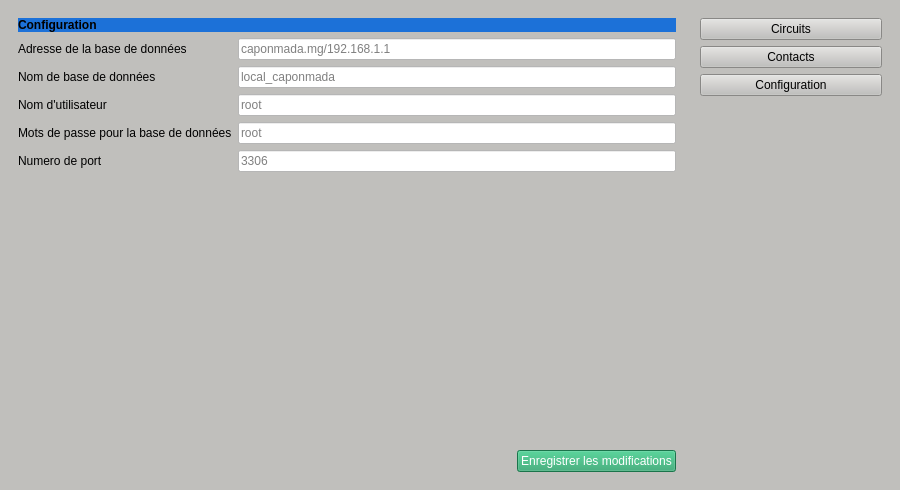
Before: the Qt Designer form temp_ui/MainWindow.ui in wnomena/clean-desktop-app, drawn with Qt 5.
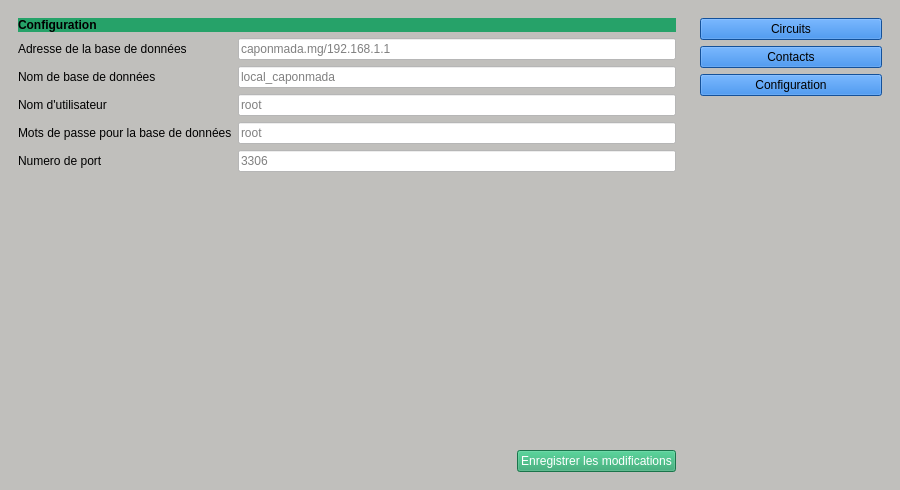
After: the same form once the commit is applied.

```diff
--- a/temp_ui/MainWindow.ui
+++ b/temp_ui/MainWindow.ui
@@ -41,7 +41,8 @@
              </font>
             </property>
             <property name="styleSheet">
-             <string notr="true">background-color: rgb(28, 113, 216);</string>
+             <string notr="true">background-color: rgb(38, 162, 105);
+</string>
             </property>
             <property name="text">
              <string>Configuration</string>
@@ -281,6 +282,9 @@
       <layout class="QVBoxLayout" name="verticalLayout">
        <item>
         <widget class="QPushButton" name="tours_btn">
+         <property name="styleSheet">
+          <string notr="true">background-color: rgb(28, 113, 216);</string>
+         </property>
          <property name="text">
           <string>Circuits</string>
          </property>
@@ -288,6 +292,9 @@
        </item>
        <item>
         <widget class="QPushButton" name="contact_btn">
+         <property name="styleSheet">
+          <string notr="true">background-color: rgb(28, 113, 216);</string>
+         </property>
          <property name="text">
           <string>Contacts</string>
          </property>
@@ -295,6 +302,9 @@
        </item>
        <item>
         <widget class="QPushButton" name="config_btn">
+         <property name="styleSheet">
+          <string notr="true">background-color: rgb(28, 113, 216);</string>
+         </property>
          <property name="text">
           <string>Configuration</string>
          </property>
```
Left out of the diff: 4 changed lines with no effect on the pictures.
